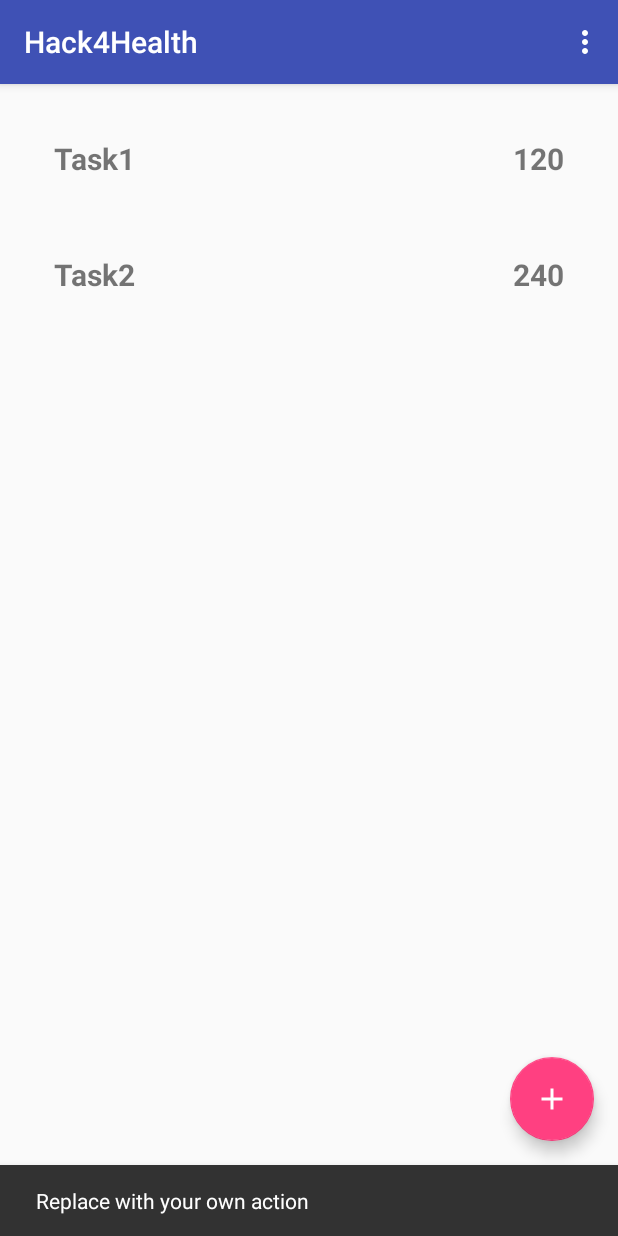
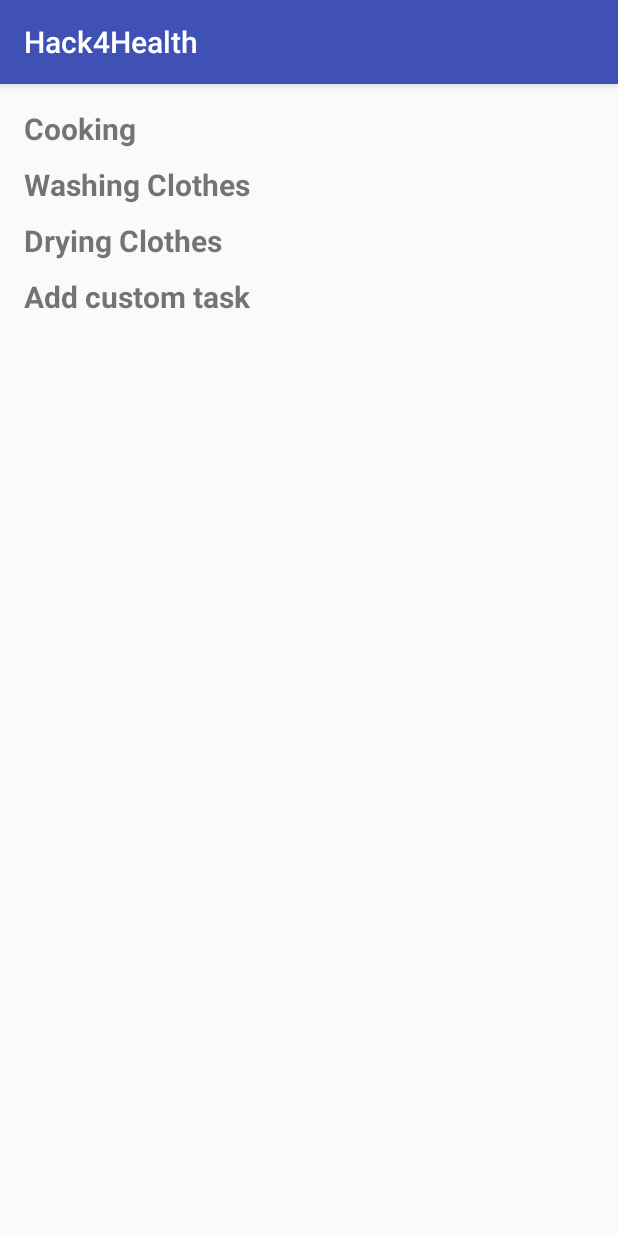
Before and after one commit to neelmehta247/Hack4Health, an Android app: the screen it shows after launch (MainActivity before the commit, NewTaskActivity after it), after a tap on an icon or button, on a phone screen of 412 x 824 dp. Run offline under Robolectric (Android 15) with nearby library versions, the phone set to English and light mode, and no system bars.

Commit message:
Added NewTaskActivity

```diff
--- a/Android/Hack4Health/app/src/main/AndroidManifest.xml
+++ b/Android/Hack4Health/app/src/main/AndroidManifest.xml
@@ -18,6 +18,8 @@
                 <category android:name="android.intent.category.LAUNCHER" />
             </intent-filter>
         </activity>
+        <activity android:name=".NewTaskActivity" />
+
         <service android:name=".TimerService" />
     </application>
 
--- a/Android/Hack4Health/app/src/main/java/me/neelmehta/hack4health/MainActivity.java
+++ b/Android/Hack4Health/app/src/main/java/me/neelmehta/hack4health/MainActivity.java
@@ -3,7 +3,6 @@ package me.neelmehta.hack4health;
 import android.content.Intent;
 import android.os.Bundle;
 import android.support.design.widget.FloatingActionButton;
-import android.support.design.widget.Snackbar;
 import android.support.v7.app.AppCompatActivity;
 import android.support.v7.widget.LinearLayoutManager;
 import android.support.v7.widget.RecyclerView;
@@ -30,8 +29,7 @@ public class MainActivity extends AppCompatActivity {
         fab.setOnClickListener(new View.OnClickListener() {
             @Override
             public void onClick(View view) {
-                Snackbar.make(view, "Replace with your own action", Snackbar.LENGTH_LONG)
-                        .setAction("Action", null).show();
+                startActivity(new Intent(MainActivity.this, NewTaskActivity.class));
             }
         });
 
--- /dev/null
+++ b/Android/Hack4Health/app/src/main/java/me/neelmehta/hack4health/NewTaskActivity.java
@@ -0,0 +1,51 @@
+package me.neelmehta.hack4health;
+
+import android.content.SharedPreferences;
+import android.os.Bundle;
+import android.support.annotation.Nullable;
+import android.support.v7.app.AppCompatActivity;
+import android.support.v7.widget.LinearLayoutManager;
+import android.support.v7.widget.RecyclerView;
+
+import java.util.ArrayList;
+import java.util.StringTokenizer;
+
+/**
+ * Created by neel on 05/11/16 at 12:57 PM.
+ */
+
+public class NewTaskActivity extends AppCompatActivity {
+    @Override
+    protected void onCreate(@Nullable Bundle savedInstanceState) {
+        super.onCreate(savedInstanceState);
+        setContentView(R.layout.content_main);
+
+        SharedPreferences myPreferences = getSharedPreferences("tasks", MODE_PRIVATE);
+
+        // Setting up list
+        ArrayList<String> tasks = new ArrayList<>();
+        ArrayList<Long> times = new ArrayList<>();
+
+        tasks.add("Cooking");
+        times.add(myPreferences.getLong("Cooking", (long) (25 * 60 * 1000)));
+
+        tasks.add("Washing Clothes");
+        times.add(myPreferences.getLong("Washing Clothes", (long) (35 * 60 * 1000)));
+
+        tasks.add("Drying Clothes");
+        times.add(myPreferences.getLong("Drying Clothes", (long) (60 * 60 * 1000)));
+
+        StringTokenizer tokenizer = new StringTokenizer(myPreferences.getString("tasks", ""), "|", false);
+
+        while (tokenizer.hasMoreTokens()) {
+            String task = tokenizer.nextToken();
+
+            tasks.add(task);
+            times.add(myPreferences.getLong(task, 0));
+        }
+
+        RecyclerView recyclerView = (RecyclerView) findViewById(R.id.main_recycler_view);
+        recyclerView.setLayoutManager(new LinearLayoutManager(this));
+        recyclerView.setAdapter(new NewTaskAdapter(this, tasks, times));
+    }
+}
--- /dev/null
+++ b/Android/Hack4Health/app/src/main/java/me/neelmehta/hack4health/NewTaskAdapter.java
@@ -0,0 +1,46 @@
+package me.neelmehta.hack4health;
+
+import android.content.Context;
+import android.support.v7.widget.RecyclerView;
+import android.view.LayoutInflater;
+import android.view.View;
+import android.view.ViewGroup;
+
+import java.util.ArrayList;
+
+/**
+ * Created by neel on 05/11/16 at 1:22 PM.
+ */
+
+public class NewTaskAdapter extends RecyclerView.Adapter<NewTaskViewholder> {
+    private LayoutInflater inflater;
+    private ArrayList<String> tasks;
+    private ArrayList<Long> times;
+
+    public NewTaskAdapter(Context context, ArrayList<String> tasks, ArrayList<Long> times) {
+        inflater = LayoutInflater.from(context);
+        this.tasks = tasks;
+        this.times = times;
+    }
+
+    @Override
+    public NewTaskViewholder onCreateViewHolder(ViewGroup parent, int viewType) {
+        View view = inflater.inflate(R.layout.newtask_viewholder, parent, false);
+
+        return new NewTaskViewholder(view);
+    }
+
+    @Override
+    public void onBindViewHolder(NewTaskViewholder holder, int position) {
+        if (position == tasks.size()) {
+            holder.textView.setText("Add custom task");
+        } else {
+            holder.textView.setText(tasks.get(position));
+        }
+    }
+
+    @Override
+    public int getItemCount() {
+        return tasks.size() + 1;
+    }
+}
--- /dev/null
+++ b/Android/Hack4Health/app/src/main/java/me/neelmehta/hack4health/NewTaskViewholder.java
@@ -0,0 +1,18 @@
+package me.neelmehta.hack4health;
+
+import android.support.v7.widget.RecyclerView;
+import android.view.View;
+import android.widget.TextView;
+
+/**
+ * Created by neel on 05/11/16 at 1:22 PM.
+ */
+
+public class NewTaskViewholder extends RecyclerView.ViewHolder {
+    public TextView textView;
+
+    public NewTaskViewholder(View itemView) {
+        super(itemView);
+        textView = (TextView) itemView.findViewById(R.id.textView);
+    }
+}
--- a/Android/Hack4Health/app/src/main/java/me/neelmehta/hack4health/TaskModal.java
+++ b/Android/Hack4Health/app/src/main/java/me/neelmehta/hack4health/TaskModal.java
@@ -10,11 +10,6 @@ public class TaskModal {
     private long timeInMilliseconds;
     private int hours;
     private int minutes;
-
-    public void setTimestamp(long timestamp) {
-        this.timestamp = timestamp;
-    }
-
     private long timestamp;
 
     // Constructor
@@ -25,12 +20,10 @@ public class TaskModal {
         this.minutes = minutes;
     }
 
-    // Getters
     public String getName() {
         return name;
     }
 
-    // Setters
     public void setName(String name) {
         this.name = name;
     }
@@ -58,4 +51,12 @@ public class TaskModal {
     public void setMinutes(int minutes) {
         this.minutes = minutes;
     }
+
+    public long getTimestamp() {
+        return timestamp;
+    }
+
+    public void setTimestamp(long timestamp) {
+        this.timestamp = timestamp;
+    }
 }
--- a/Android/Hack4Health/app/src/main/res/layout/content_main.xml
+++ b/Android/Hack4Health/app/src/main/res/layout/content_main.xml
@@ -10,7 +10,6 @@
     android:paddingRight="@dimen/activity_horizontal_margin"
     android:paddingTop="@dimen/activity_vertical_margin"
     app:layout_behavior="@string/appbar_scrolling_view_behavior"
-    tools:context="me.neelmehta.hack4health.MainActivity"
     tools:showIn="@layout/activity_main">
 
     <android.support.v7.widget.RecyclerView
--- a/Android/Hack4Health/app/src/main/res/layout/main_recycler_view_item.xml
+++ b/Android/Hack4Health/app/src/main/res/layout/main_recycler_view_item.xml
@@ -19,23 +19,21 @@
             android:layout_width="wrap_content"
             android:layout_height="wrap_content"
             android:layout_alignParentLeft="true"
-            android:layout_weight="1"
+            android:layout_alignParentStart="true"
             android:ellipsize="end"
             android:maxLines="1"
-            android:text="textview1"
-            android:textSize="20dp"
+            android:textSize="20sp"
             android:textStyle="bold" />
 
         <TextView
             android:id="@+id/time_remaining"
             android:layout_width="wrap_content"
             android:layout_height="wrap_content"
+            android:layout_alignParentEnd="true"
             android:layout_alignParentRight="true"
-            android:layout_weight="0"
             android:ellipsize="end"
             android:maxLines="1"
-            android:text="textview2"
-            android:textSize="20dp"
+            android:textSize="20sp"
             android:textStyle="bold" />
     </RelativeLayout>
 
--- /dev/null
+++ b/Android/Hack4Health/app/src/main/res/layout/newtask_viewholder.xml
@@ -0,0 +1,14 @@
+<?xml version="1.0" encoding="utf-8"?>
+<LinearLayout xmlns:android="http://schemas.android.com/apk/res/android"
+    android:layout_width="match_parent"
+    android:layout_height="wrap_content"
+    android:orientation="vertical"
+    android:paddingBottom="10dp">
+
+    <TextView
+        android:id="@+id/textView"
+        android:layout_width="match_parent"
+        android:layout_height="match_parent"
+        android:textSize="20sp"
+        android:textStyle="bold" />
+</LinearLayout>
```
